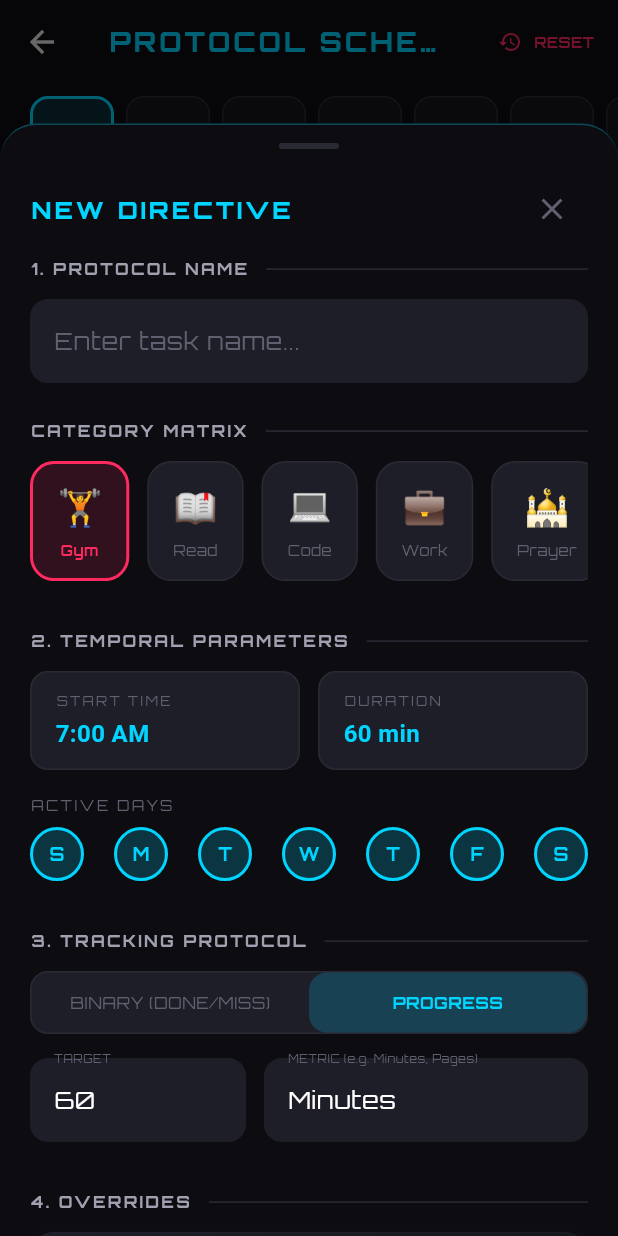
After one commit to i-mTanvir/daybooster, a Flutter app: the ScheduleScreen screen opened directly, after a tap on the "add" icon, on a phone screen of 412 x 824 dp. The commit adds this screen. Run offline on Flutter 3.47's test engine with Material 3 defaults, Android fonts, the light colour scheme and no system bars; drawn by our look-alikes of flutter_animate; our stand-ins replace confetti, google_fonts, shared_preferences; accounts and stored records are empty.

Commit message:
feat: add ScheduleScreen with timeline view and task creation bottom sheet

```diff
--- a/lib/features/schedule/schedule_screen.dart
+++ b/lib/features/schedule/schedule_screen.dart
@@ -3,6 +3,7 @@ import 'package:flutter_animate/flutter_animate.dart';
 import 'package:google_fonts/google_fonts.dart';
 import '../../core/theme/app_theme.dart';
 import '../../core/widgets/glow_card.dart';
+import 'widgets/add_task_sheet.dart';
 
 class ScheduleBlock {
   final String id;
@@ -125,6 +126,31 @@ class _ScheduleScreenState extends State<ScheduleScreen> {
             ),
           ),
         ],
+      ),
+      floatingActionButton: Container(
+        decoration: BoxDecoration(
+          shape: BoxShape.circle,
+          boxShadow: [
+            BoxShadow(
+              color: context.themeColors.neonGreen.withValues(alpha: 0.3),
+              blurRadius: 16,
+              spreadRadius: 2,
+            ),
+          ],
+        ),
+        child: FloatingActionButton(
+          onPressed: () {
+            showModalBottomSheet(
+              context: context,
+              isScrollControlled: true,
+              backgroundColor: Colors.transparent,
+              builder: (context) => const AddTaskSheet(),
+            );
+          },
+          backgroundColor: context.themeColors.neonGreen,
+          foregroundColor: Colors.black,
+          child: const Icon(Icons.add),
+        ),
       ),
     );
   }
--- /dev/null
+++ b/lib/features/schedule/widgets/add_task_sheet.dart
@@ -0,0 +1,513 @@
+import 'package:flutter/material.dart';
+import 'package:flutter/services.dart';
+import 'package:google_fonts/google_fonts.dart';
+import 'package:flutter_animate/flutter_animate.dart';
+import '../../../core/theme/app_theme.dart';
+import '../../../core/widgets/glow_card.dart';
+
+class AddTaskSheet extends StatefulWidget {
+  const AddTaskSheet({super.key});
+
+  @override
+  State<AddTaskSheet> createState() => _AddTaskSheetState();
+}
+
+class _AddTaskSheetState extends State<AddTaskSheet> {
+  final _nameController = TextEditingController();
+  final _targetController = TextEditingController(text: '60');
+  final _metricController = TextEditingController(text: 'Minutes');
+
+  int _selectedCategoryIndex = 0;
+  TimeOfDay _startTime = const TimeOfDay(hour: 7, minute: 0);
+  int _durationMinutes = 60;
+  final List<bool> _selectedDays = List.generate(7, (index) => true); // S M T W T F S
+  bool _isProgress = true;
+  bool _isFocusMode = false;
+
+  final List<String> _dayLabels = ['S', 'M', 'T', 'W', 'T', 'F', 'S'];
+
+  @override
+  void dispose() {
+    _nameController.dispose();
+    _targetController.dispose();
+    _metricController.dispose();
+    super.dispose();
+  }
+
+  void _saveTask() {
+    // ScaffoldMessenger.of(context).showSnackBar(
+    //   SnackBar(
+    //     content: Text('DIRECTIVE SAVED: ${_nameController.text}'),
+    //     backgroundColor: context.themeColors.electricBlue,
+    //   ),
+    // );
+    Navigator.pop(context);
+  }
+
+  @override
+  Widget build(BuildContext context) {
+    final colors = context.themeColors;
+
+    final categories = [
+      {'name': 'Gym', 'emoji': '🏋️', 'color': colors.neonRed},
+      {'name': 'Read', 'emoji': '📖', 'color': colors.neonPurple},
+      {'name': 'Code', 'emoji': '💻', 'color': colors.electricBlue},
+      {'name': 'Work', 'emoji': '💼', 'color': colors.gold},
+      {'name': 'Prayer', 'emoji': '🕌', 'color': colors.neonGreen},
+      {'name': 'Custom', 'emoji': '✨', 'color': colors.textPrimary},
+    ];
+
+    return Container(
+      height: MediaQuery.of(context).size.height * 0.9,
+      decoration: BoxDecoration(
+        color: colors.bg,
+        borderRadius: const BorderRadius.vertical(top: Radius.circular(24)),
+        border: Border(top: BorderSide(color: colors.electricBlue.withValues(alpha: 0.3), width: 1)),
+      ),
+      child: Column(
+        children: [
+          // Drag Handle
+          Center(
+            child: Container(
+              margin: const EdgeInsets.only(top: 12, bottom: 8),
+              width: 40,
+              height: 4,
+              decoration: BoxDecoration(
+                color: colors.borderSubtle,
+                borderRadius: BorderRadius.circular(2),
+              ),
+            ),
+          ),
+
+          // Header
+          Padding(
+            padding: const EdgeInsets.symmetric(horizontal: 20, vertical: 8),
+            child: Row(
+              mainAxisAlignment: MainAxisAlignment.spaceBetween,
+              children: [
+                Text(
+                  'NEW DIRECTIVE',
+                  style: GoogleFonts.orbitron(
+                    color: colors.electricBlue,
+                    fontSize: 16,
+                    fontWeight: FontWeight.w800,
+                    letterSpacing: 2,
+                  ),
+                ),
+                IconButton(
+                  icon: Icon(Icons.close, color: colors.textMuted),
+                  onPressed: () => Navigator.pop(context),
+                ),
+              ],
+            ),
+          ),
+
+          Expanded(
+            child: ListView(
+              padding: const EdgeInsets.symmetric(horizontal: 20),
+              physics: const BouncingScrollPhysics(),
+              children: [
+                // 1. Basic Intel
+                _buildSectionHeader('1. PROTOCOL NAME'),
+                const SizedBox(height: 12),
+                TextField(
+                  controller: _nameController,
+                  style: GoogleFonts.orbitron(color: colors.textPrimary, fontSize: 16),
+                  decoration: InputDecoration(
+                    hintText: 'Enter task name...',
+                    hintStyle: GoogleFonts.orbitron(color: colors.textMuted),
+                    filled: true,
+                    fillColor: colors.bgCardLight,
+                    border: OutlineInputBorder(
+                      borderRadius: BorderRadius.circular(12),
+                      borderSide: BorderSide.none,
+                    ),
+                    focusedBorder: OutlineInputBorder(
+                      borderRadius: BorderRadius.circular(12),
+                      borderSide: BorderSide(color: colors.electricBlue, width: 1),
+                    ),
+                  ),
+                ),
+                const SizedBox(height: 24),
+
+                _buildSectionHeader('CATEGORY MATRIX'),
+                const SizedBox(height: 12),
+                SizedBox(
+                  height: 80,
+                  child: ListView.builder(
+                    scrollDirection: Axis.horizontal,
+                    itemCount: categories.length,
+                    itemBuilder: (context, index) {
+                      final cat = categories[index];
+                      final isSelected = _selectedCategoryIndex == index;
+                      final cColor = cat['color'] as Color;
+
+                      return GestureDetector(
+                        onTap: () {
+                          HapticFeedback.selectionClick();
+                          setState(() => _selectedCategoryIndex = index);
+                        },
+                        child: AnimatedContainer(
+                          duration: const Duration(milliseconds: 200),
+                          margin: const EdgeInsets.only(right: 12),
+                          padding: const EdgeInsets.symmetric(horizontal: 16),
+                          decoration: BoxDecoration(
+                            color: isSelected ? cColor.withValues(alpha: 0.15) : colors.bgCardLight,
+                            borderRadius: BorderRadius.circular(16),
+                            border: Border.all(
+                              color: isSelected ? cColor : colors.borderSubtle,
+                              width: isSelected ? 2 : 1,
+                            ),
+                          ),
+                          child: Column(
+                            mainAxisAlignment: MainAxisAlignment.center,
+                            children: [
+                              Text(cat['emoji'] as String, style: const TextStyle(fontSize: 24)),
+                              const SizedBox(height: 4),
+                              Text(
+                                cat['name'] as String,
+                                style: GoogleFonts.orbitron(
+                                  color: isSelected ? cColor : colors.textMuted,
+                                  fontSize: 10,
+                                  fontWeight: isSelected ? FontWeight.bold : FontWeight.normal,
+                                ),
+                              ),
+                            ],
+                          ),
+                        ),
+                      );
+                    },
+                  ),
+                ),
+                const SizedBox(height: 32),
+
+                // 2. Temporal Parameters
+                _buildSectionHeader('2. TEMPORAL PARAMETERS'),
+                const SizedBox(height: 12),
+                Row(
+                  children: [
+                    Expanded(
+                      child: _buildTimeButton(
+                        'START TIME',
+                        _startTime.format(context),
+                        () async {
+                          final time = await showTimePicker(
+                            context: context,
+                            initialTime: _startTime,
+                          );
+                          if (time != null) {
+                            setState(() => _startTime = time);
+                          }
+                        },
+                      ),
+                    ),
+                    const SizedBox(width: 12),
+                    Expanded(
+                      child: _buildTimeButton(
+                        'DURATION',
+                        '$_durationMinutes min',
+                        () {
+                          // Simplistic duration toggle for mock
+                          setState(() {
+                            _durationMinutes += 15;
+                            if (_durationMinutes > 180) _durationMinutes = 15;
+                          });
+                        },
+                      ),
+                    ),
+                  ],
+                ),
+                const SizedBox(height: 16),
+                Text(
+                  'ACTIVE DAYS',
+                  style: GoogleFonts.orbitron(
+                    color: colors.textMuted,
+                    fontSize: 10,
+                    letterSpacing: 1.5,
+                  ),
+                ),
+                const SizedBox(height: 8),
+                Row(
+                  mainAxisAlignment: MainAxisAlignment.spaceBetween,
+                  children: List.generate(7, (index) {
+                    final isSelected = _selectedDays[index];
+                    return GestureDetector(
+                      onTap: () {
+                        HapticFeedback.selectionClick();
+                        setState(() => _selectedDays[index] = !isSelected);
+                      },
+                      child: AnimatedContainer(
+                        duration: const Duration(milliseconds: 200),
+                        width: 36,
+                        height: 36,
+                        decoration: BoxDecoration(
+                          shape: BoxShape.circle,
+                          color: isSelected ? colors.electricBlue.withValues(alpha: 0.2) : colors.bgCardLight,
+                          border: Border.all(
+                            color: isSelected ? colors.electricBlue : colors.borderSubtle,
+                            width: isSelected ? 2 : 1,
+                          ),
+                        ),
+                        child: Center(
+                          child: Text(
+                            _dayLabels[index],
+                            style: GoogleFonts.orbitron(
+                              color: isSelected ? colors.electricBlue : colors.textMuted,
+                              fontSize: 12,
+                              fontWeight: isSelected ? FontWeight.bold : FontWeight.normal,
+                            ),
+                          ),
+                        ),
+                      ),
+                    );
+                  }),
+                ),
+                const SizedBox(height: 32),
+
+                // 3. Tracking Protocol
+                _buildSectionHeader('3. TRACKING PROTOCOL'),
+                const SizedBox(height: 12),
+                Container(
+                  decoration: BoxDecoration(
+                    color: colors.bgCardLight,
+                    borderRadius: BorderRadius.circular(12),
+                    border: Border.all(color: colors.borderSubtle),
+                  ),
+                  child: Row(
+                    children: [
+                      Expanded(
+                        child: GestureDetector(
+                          onTap: () {
+                            HapticFeedback.lightImpact();
+                            setState(() => _isProgress = false);
+                          },
+                          child: Container(
+                            padding: const EdgeInsets.symmetric(vertical: 12),
+                            decoration: BoxDecoration(
+                              color: !_isProgress ? colors.neonPurple.withValues(alpha: 0.2) : Colors.transparent,
+                              borderRadius: BorderRadius.circular(12),
+                            ),
+                            child: Center(
+                              child: Text(
+                                'BINARY (DONE/MISS)',
+                                style: GoogleFonts.orbitron(
+                                  color: !_isProgress ? colors.neonPurple : colors.textMuted,
+                                  fontSize: 11,
+                                  fontWeight: !_isProgress ? FontWeight.bold : FontWeight.normal,
+                                ),
+                              ),
+                            ),
+                          ),
+                        ),
+                      ),
+                      Expanded(
+                        child: GestureDetector(
+                          onTap: () {
+                            HapticFeedback.lightImpact();
+                            setState(() => _isProgress = true);
+                          },
+                          child: Container(
+                            padding: const EdgeInsets.symmetric(vertical: 12),
+                            decoration: BoxDecoration(
+                              color: _isProgress ? colors.electricBlue.withValues(alpha: 0.2) : Colors.transparent,
+                              borderRadius: BorderRadius.circular(12),
+                            ),
+                            child: Center(
+                              child: Text(
+                                'PROGRESS',
+                                style: GoogleFonts.orbitron(
+                                  color: _isProgress ? colors.electricBlue : colors.textMuted,
+                                  fontSize: 11,
+                                  fontWeight: _isProgress ? FontWeight.bold : FontWeight.normal,
+                                ),
+                              ),
+                            ),
+                          ),
+                        ),
+                      ),
+                    ],
+                  ),
+                ),
+
+                if (_isProgress) ...[
+                  const SizedBox(height: 16),
+                  Row(
+                    children: [
+                      Expanded(
+                        flex: 2,
+                        child: TextField(
+                          controller: _targetController,
+                          keyboardType: TextInputType.number,
+                          style: GoogleFonts.orbitron(color: colors.textPrimary, fontSize: 16),
+                          decoration: InputDecoration(
+                            labelText: 'TARGET',
+                            labelStyle: GoogleFonts.orbitron(color: colors.textMuted, fontSize: 10),
+                            filled: true,
+                            fillColor: colors.bgCardLight,
+                            border: OutlineInputBorder(borderRadius: BorderRadius.circular(12), borderSide: BorderSide.none),
+                          ),
+                        ),
+                      ),
+                      const SizedBox(width: 12),
+                      Expanded(
+                        flex: 3,
+                        child: TextField(
+                          controller: _metricController,
+                          style: GoogleFonts.orbitron(color: colors.textPrimary, fontSize: 16),
+                          decoration: InputDecoration(
+                            labelText: 'METRIC (e.g. Minutes, Pages)',
+                            labelStyle: GoogleFonts.orbitron(color: colors.textMuted, fontSize: 10),
+                            filled: true,
+                            fillColor: colors.bgCardLight,
+                            border: OutlineInputBorder(borderRadius: BorderRadius.circular(12), borderSide: BorderSide.none),
+                          ),
+                        ),
+                      ),
+                    ],
+                  ).animate().fadeIn(duration: 300.ms).slideY(begin: -0.2),
+                ],
+                const SizedBox(height: 32),
+
+                // 4. Focus Mode
+                _buildSectionHeader('4. OVERRIDES'),
+                const SizedBox(height: 12),
+                GlowCard(
+                  glowColor: _isFocusMode ? colors.gold : colors.borderSubtle,
+                  glowing: _isFocusMode,
+                  padding: const EdgeInsets.all(16),
+                  child: Row(
+                    mainAxisAlignment: MainAxisAlignment.spaceBetween,
+                    children: [
+                      Row(
+                        children: [
+                          Icon(Icons.bolt, color: _isFocusMode ? colors.gold : colors.textMuted),
+                          const SizedBox(width: 12),
+                          Column(
+                            crossAxisAlignment: CrossAxisAlignment.start,
+                            children: [
+                              Text(
+                                'DEEP FOCUS MODE',
+                                style: GoogleFonts.orbitron(
+                                  color: colors.textPrimary,
+                                  fontSize: 12,
+                                  fontWeight: FontWeight.bold,
+                                ),
+                              ),
+                              Text(
+                                'Marks block as high-priority',
+                                style: GoogleFonts.shareTechMono(
+                                  color: colors.textSecondary,
+                                  fontSize: 10,
+                                ),
+                              ),
+                            ],
+                          ),
+                        ],
+                      ),
+                      Switch(
+                        value: _isFocusMode,
+                        onChanged: (val) {
+                          HapticFeedback.lightImpact();
+                          setState(() => _isFocusMode = val);
+                        },
+                        activeColor: colors.gold,
+                        activeTrackColor: colors.gold.withValues(alpha: 0.3),
+                        inactiveThumbColor: colors.textMuted,
+                        inactiveTrackColor: colors.bgCardLight,
+                      ),
+                    ],
+                  ),
+                ),
+                const SizedBox(height: 40),
+
+                // Save Button
+                SizedBox(
+                  width: double.infinity,
+                  height: 56,
+                  child: ElevatedButton(
+                    onPressed: _saveTask,
+                    style: ElevatedButton.styleFrom(
+                      backgroundColor: colors.neonGreen,
+                      foregroundColor: Colors.black,
+                      shape: RoundedRectangleBorder(borderRadius: BorderRadius.circular(16)),
+                      elevation: 8,
+                      shadowColor: colors.neonGreen.withValues(alpha: 0.5),
+                    ),
+                    child: Text(
+                      'INITIALIZE DIRECTIVE',
+                      style: GoogleFonts.orbitron(
+                        fontSize: 16,
+                        fontWeight: FontWeight.w900,
+                        letterSpacing: 2,
+                      ),
+                    ),
+                  ),
+                ),
+                const SizedBox(height: 40),
+              ],
+            ),
+          ),
+        ],
+      ),
+    );
+  }
+
+  Widget _buildSectionHeader(String title) {
+    return Row(
+      children: [
+        Text(
+          title,
+          style: GoogleFonts.orbitron(
+            color: context.themeColors.textSecondary,
+            fontSize: 11,
+            fontWeight: FontWeight.bold,
+            letterSpacing: 1.5,
+          ),
+        ),
+        const SizedBox(width: 12),
+        Expanded(
+          child: Container(
+            height: 1,
+            color: context.themeColors.borderSubtle,
+          ),
+        ),
+      ],
+    );
+  }
+
+  Widget _buildTimeButton(String label, String value, VoidCallback onTap) {
+    return GestureDetector(
+      onTap: onTap,
+      child: Container(
+        padding: const EdgeInsets.symmetric(vertical: 12, horizontal: 16),
+        decoration: BoxDecoration(
+          color: context.themeColors.bgCardLight,
+          borderRadius: BorderRadius.circular(12),
+          border: Border.all(color: context.themeColors.borderSubtle),
+        ),
+        child: Column(
+          crossAxisAlignment: CrossAxisAlignment.start,
+          children: [
+            Text(
+              label,
+              style: GoogleFonts.orbitron(
+                color: context.themeColors.textMuted,
+                fontSize: 9,
+                letterSpacing: 1.5,
+              ),
+            ),
+            const SizedBox(height: 4),
+            Text(
+              value,
+              style: GoogleFonts.shareTechMono(
+                color: context.themeColors.electricBlue,
+                fontSize: 16,
+                fontWeight: FontWeight.bold,
+              ),
+            ),
+          ],
+        ),
+      ),
+    );
+  }
+}
```
